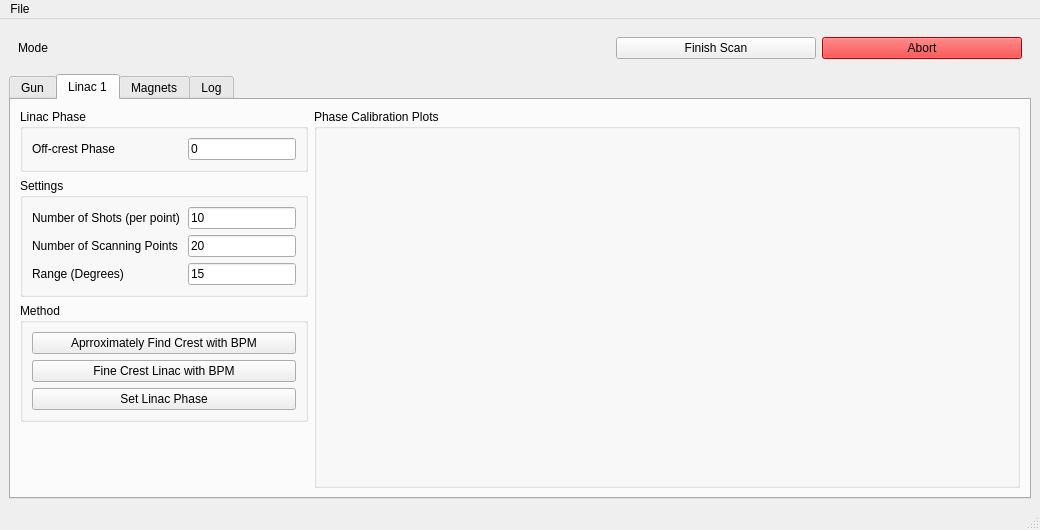
Qt form Apps/AutoPhaseCalib/view.ui (VELA-CLARA-software/Software) before a commit.
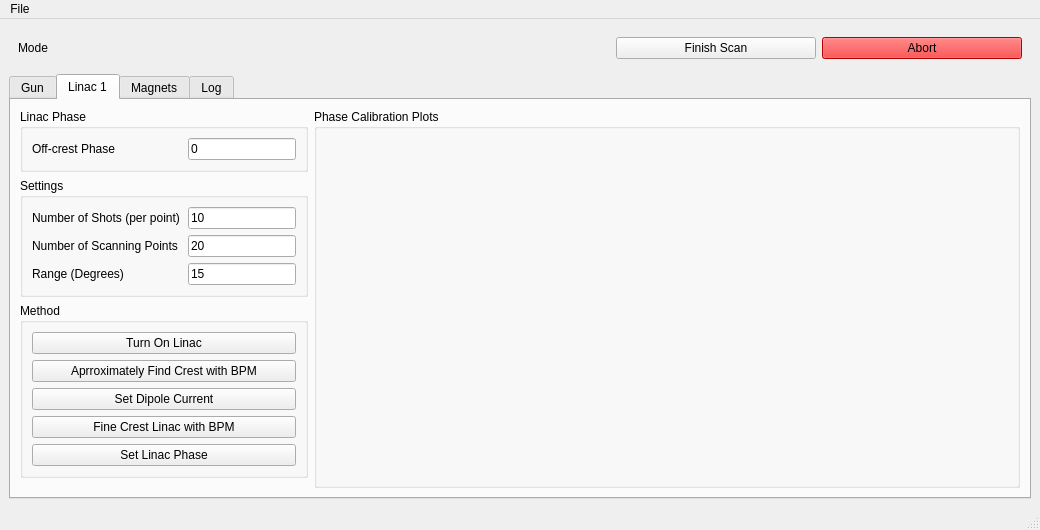
The same form after that commit. The open tabs and pages were chosen to show the change. Icons and pictures are not drawn.

Commit message: Added dipole setting

What changed in the file:
```diff
--- a/Apps/AutoPhaseCalib/view.ui
+++ b/Apps/AutoPhaseCalib/view.ui
@@ -432,14 +432,34 @@
           </property>
           <layout class="QVBoxLayout" name="verticalLayout_4">
            <item>
-            <widget class="QPushButton" name="crestLinacRoughButton">
+            <widget class="QPushButton" name="turnOnLinac1Button">
+             <property name="text">
+              <string>Turn On Linac</string>
+             </property>
+             <property name="checkable">
+              <bool>false</bool>
+             </property>
+             <property name="flat">
+              <bool>false</bool>
+             </property>
+            </widget>
+           </item>
+           <item>
+            <widget class="QPushButton" name="crestLinac1RoughButton">
              <property name="text">
               <string>Aprroximately Find Crest with BPM</string>
              </property>
             </widget>
            </item>
            <item>
-            <widget class="QPushButton" name="crestLinacButton">
+            <widget class="QPushButton" name="setLinac1DipoleButton">
+             <property name="text">
+              <string>Set Dipole Current</string>
+             </property>
+            </widget>
+           </item>
+           <item>
+            <widget class="QPushButton" name="crestLinac1Button">
              <property name="text">
               <string>Fine Crest Linac with BPM</string>
              </property>
```
Left out of the diff: 22 changed lines with no effect on the pictures. The commit also changes 10 other files.
